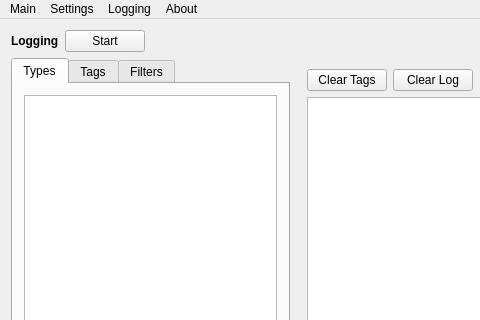
Before: the Qt Designer form mainwindow.ui in regedit-lv/QLogger, drawn with Qt 5; both pictures show x 0 to 480 and y 0 to 320 of the 729 by 679 pixel window.
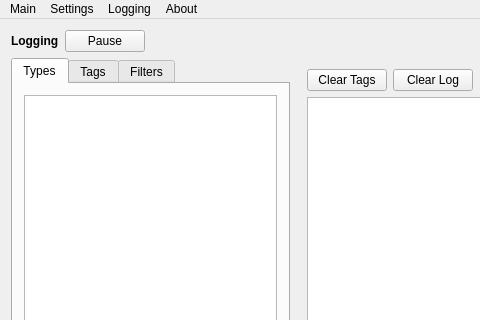
After: the same form once the commit is applied.

The edit to the form file:
```diff
--- a/mainwindow.ui
+++ b/mainwindow.ui
@@ -45,7 +45,7 @@
          </sizepolicy>
         </property>
         <property name="text">
-         <string>Start</string>
+         <string>Pause</string>
         </property>
        </widget>
       </item>
```
Left out of the diff: 2 changed lines with no effect on the pictures.
